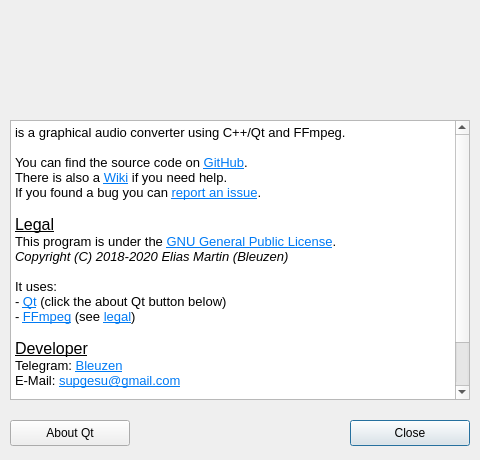
First picture: the form in src/aboutdialog.ui, repository Bleuzen/FFaudioConverter, before the edit.
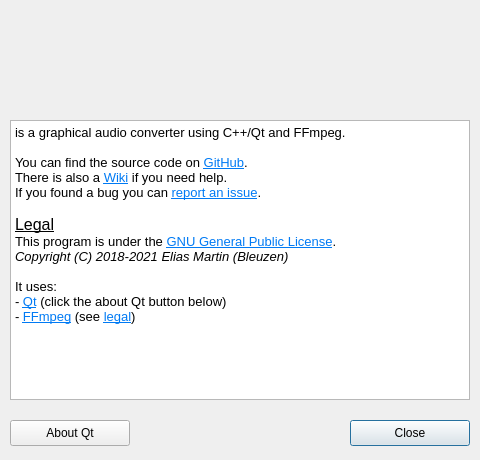
Second picture: the form after the edit.

```diff
--- a/src/aboutdialog.ui
+++ b/src/aboutdialog.ui
@@ -53,7 +53,7 @@
    <property name="geometry">
     <rect>
      <x>10</x>
-     <y>45</y>
+     <y>50</y>
      <width>460</width>
      <height>30</height>
     </rect>
@@ -74,7 +74,7 @@
    <property name="geometry">
     <rect>
      <x>10</x>
-     <y>75</y>
+     <y>80</y>
      <width>460</width>
      <height>30</height>
     </rect>
@@ -119,26 +119,19 @@
 &lt;html&gt;&lt;head&gt;&lt;meta name=&quot;qrichtext&quot; content=&quot;1&quot; /&gt;&lt;style type=&quot;text/css&quot;&gt;
 p, li { white-space: pre-wrap; }
 &lt;/style&gt;&lt;/head&gt;&lt;body style=&quot; font-family:'Noto Sans'; font-size:10pt; font-weight:400; font-style:normal;&quot;&gt;
-&lt;p style=&quot; margin-top:0px; margin-bottom:0px; margin-left:0px; margin-right:0px; -qt-block-indent:0; text-indent:0px;&quot;&gt;&lt;span style=&quot; font-family:'Noto Sans';&quot;&gt;is a graphical audio converter using C++/Qt and FFmpeg.&lt;/span&gt;&lt;/p&gt;
-&lt;p style=&quot;-qt-paragraph-type:empty; margin-top:0px; margin-bottom:0px; margin-left:0px; margin-right:0px; -qt-block-indent:0; text-indent:0px; font-family:'Noto Sans';&quot;&gt;&lt;br /&gt;&lt;/p&gt;
-&lt;p style=&quot; margin-top:0px; margin-bottom:0px; margin-left:0px; margin-right:0px; -qt-block-indent:0; text-indent:0px;&quot;&gt;&lt;span style=&quot; font-family:'Noto Sans';&quot;&gt;You can find the source code on &lt;/span&gt;&lt;a href=&quot;https://github.com/Bleuzen/FFaudioConverter&quot;&gt;&lt;span style=&quot; font-family:'Noto Sans'; text-decoration: underline; color:#007af4;&quot;&gt;GitHub&lt;/span&gt;&lt;/a&gt;&lt;span style=&quot; font-family:'Noto Sans';&quot;&gt;.&lt;/span&gt;&lt;/p&gt;
-&lt;p style=&quot; margin-top:0px; margin-bottom:0px; margin-left:0px; margin-right:0px; -qt-block-indent:0; text-indent:0px;&quot;&gt;&lt;span style=&quot; font-family:'Noto Sans';&quot;&gt;There is also a &lt;/span&gt;&lt;a href=&quot;https://github.com/Bleuzen/FFaudioConverter/wiki&quot;&gt;&lt;span style=&quot; font-family:'Noto Sans'; text-decoration: underline; color:#007af4;&quot;&gt;Wiki&lt;/span&gt;&lt;/a&gt;&lt;span style=&quot; font-family:'Noto Sans';&quot;&gt; if you need help.&lt;/span&gt;&lt;/p&gt;
-&lt;p style=&quot; margin-top:0px; margin-bottom:0px; margin-left:0px; margin-right:0px; -qt-block-indent:0; text-indent:0px;&quot;&gt;&lt;span style=&quot; font-family:'Noto Sans';&quot;&gt;If you found a bug you can &lt;/span&gt;&lt;a href=&quot;https://github.com/Bleuzen/FFaudioConverter/issues&quot;&gt;&lt;span style=&quot; font-family:'Noto Sans'; text-decoration: underline; color:#007af4;&quot;&gt;report an issue&lt;/span&gt;&lt;/a&gt;&lt;span style=&quot; font-family:'Noto Sans';&quot;&gt;.&lt;/span&gt;&lt;/p&gt;
-&lt;p style=&quot;-qt-paragraph-type:empty; margin-top:0px; margin-bottom:0px; margin-left:0px; margin-right:0px; -qt-block-indent:0; text-indent:0px; font-family:'Noto Sans';&quot;&gt;&lt;br /&gt;&lt;/p&gt;
-&lt;p style=&quot; margin-top:0px; margin-bottom:0px; margin-left:0px; margin-right:0px; -qt-block-indent:0; text-indent:0px;&quot;&gt;&lt;span style=&quot; font-family:'Noto Sans'; font-size:12pt; text-decoration: underline;&quot;&gt;Legal&lt;/span&gt;&lt;/p&gt;
-&lt;p style=&quot; margin-top:0px; margin-bottom:0px; margin-left:0px; margin-right:0px; -qt-block-indent:0; text-indent:0px;&quot;&gt;&lt;span style=&quot; font-family:'Noto Sans';&quot;&gt;This program is under the &lt;/span&gt;&lt;a href=&quot;https://www.gnu.org/licenses/gpl-3.0.txt&quot;&gt;&lt;span style=&quot; font-family:'Noto Sans'; text-decoration: underline; color:#007af4;&quot;&gt;GNU General Public License&lt;/span&gt;&lt;/a&gt;&lt;span style=&quot; font-family:'Noto Sans';&quot;&gt;.&lt;/span&gt;&lt;/p&gt;
-&lt;p style=&quot; margin-top:0px; margin-bottom:0px; margin-left:0px; margin-right:0px; -qt-block-indent:0; text-indent:0px;&quot;&gt;&lt;span style=&quot; font-family:'Noto Sans'; font-style:italic;&quot;&gt;Copyright (C) 2018-2020 Elias Martin (Bleuzen)&lt;/span&gt;&lt;/p&gt;
-&lt;p style=&quot;-qt-paragraph-type:empty; margin-top:0px; margin-bottom:0px; margin-left:0px; margin-right:0px; -qt-block-indent:0; text-indent:0px; font-family:'Noto Sans';&quot;&gt;&lt;br /&gt;&lt;/p&gt;
-&lt;p style=&quot; margin-top:0px; margin-bottom:0px; margin-left:0px; margin-right:0px; -qt-block-indent:0; text-indent:0px;&quot;&gt;&lt;span style=&quot; font-family:'Noto Sans';&quot;&gt;It uses:&lt;/span&gt;&lt;/p&gt;
-&lt;p style=&quot; margin-top:0px; margin-bottom:0px; margin-left:0px; margin-right:0px; -qt-block-indent:0; text-indent:0px;&quot;&gt;&lt;span style=&quot; font-family:'Noto Sans';&quot;&gt;- &lt;/span&gt;&lt;a href=&quot;https://www.qt.io/&quot;&gt;&lt;span style=&quot; font-family:'Noto Sans'; text-decoration: underline; color:#007af4;&quot;&gt;Qt&lt;/span&gt;&lt;/a&gt;&lt;span style=&quot; font-family:'Noto Sans';&quot;&gt; (click the about Qt button below)&lt;/span&gt;&lt;/p&gt;
-&lt;p style=&quot; margin-top:0px; margin-bottom:0px; margin-left:0px; margin-right:0px; -qt-block-indent:0; text-indent:0px;&quot;&gt;&lt;span style=&quot; font-family:'Noto Sans';&quot;&gt;- &lt;/span&gt;&lt;a href=&quot;https://www.ffmpeg.org/&quot;&gt;&lt;span style=&quot; font-family:'Noto Sans'; text-decoration: underline; color:#007af4;&quot;&gt;FFmpeg&lt;/span&gt;&lt;/a&gt;&lt;span style=&quot; font-family:'Noto Sans';&quot;&gt; (see &lt;/span&gt;&lt;a href=&quot;https://www.ffmpeg.org/legal.html&quot;&gt;&lt;span style=&quot; font-family:'Noto Sans'; text-decoration: underline; color:#007af4;&quot;&gt;legal&lt;/span&gt;&lt;/a&gt;&lt;span style=&quot; font-family:'Noto Sans';&quot;&gt;)&lt;/span&gt;&lt;/p&gt;
-&lt;p style=&quot;-qt-paragraph-type:empty; margin-top:0px; margin-bottom:0px; margin-left:0px; margin-right:0px; -qt-block-indent:0; text-indent:0px; font-family:'Noto Sans';&quot;&gt;&lt;br /&gt;&lt;/p&gt;
-&lt;p style=&quot; margin-top:0px; margin-bottom:0px; margin-left:0px; margin-right:0px; -qt-block-indent:0; text-indent:0px;&quot;&gt;&lt;span style=&quot; font-family:'Noto Sans'; font-size:12pt; text-decoration: underline;&quot;&gt;Developer&lt;/span&gt;&lt;/p&gt;
-&lt;p style=&quot; margin-top:0px; margin-bottom:0px; margin-left:0px; margin-right:0px; -qt-block-indent:0; text-indent:0px;&quot;&gt;&lt;span style=&quot; font-family:'Noto Sans';&quot;&gt;Telegram: &lt;/span&gt;&lt;a href=&quot;https://t.me/Bleuzen&quot;&gt;&lt;span style=&quot; font-family:'Noto Sans'; text-decoration: underline; color:#007af4;&quot;&gt;Bleuzen&lt;/span&gt;&lt;/a&gt;&lt;/p&gt;
-&lt;p style=&quot; margin-top:0px; margin-bottom:0px; margin-left:0px; margin-right:0px; -qt-block-indent:0; text-indent:0px;&quot;&gt;&lt;span style=&quot; font-family:'Noto Sans';&quot;&gt;E-Mail: &lt;/span&gt;&lt;a href=&quot;mailto:supgesu@gmail.com&quot;&gt;&lt;span style=&quot; font-family:'Noto Sans'; text-decoration: underline; color:#007af4;&quot;&gt;supgesu@gmail.com&lt;/span&gt;&lt;/a&gt;&lt;/p&gt;
-&lt;p style=&quot;-qt-paragraph-type:empty; margin-top:0px; margin-bottom:0px; margin-left:0px; margin-right:0px; -qt-block-indent:0; text-indent:0px; font-family:'Noto Sans';&quot;&gt;&lt;br /&gt;&lt;/p&gt;
-&lt;p style=&quot; margin-top:0px; margin-bottom:0px; margin-left:0px; margin-right:0px; -qt-block-indent:0; text-indent:0px;&quot;&gt;&lt;span style=&quot; font-family:'Noto Sans'; font-size:12pt; text-decoration: underline;&quot;&gt;Contributors&lt;/span&gt;&lt;/p&gt;
-&lt;p style=&quot; margin-top:0px; margin-bottom:0px; margin-left:0px; margin-right:0px; -qt-block-indent:0; text-indent:0px;&quot;&gt;&lt;span style=&quot; font-family:'Noto Sans';&quot;&gt;If you help me (by coding or translating this program in your language) your name will be added here.&lt;/span&gt;&lt;/p&gt;&lt;/body&gt;&lt;/html&gt;</string>
+&lt;p style=&quot; margin-top:0px; margin-bottom:0px; margin-left:0px; margin-right:0px; -qt-block-indent:0; text-indent:0px;&quot;&gt;is a graphical audio converter using C++/Qt and FFmpeg.&lt;/p&gt;
+&lt;p style=&quot;-qt-paragraph-type:empty; margin-top:0px; margin-bottom:0px; margin-left:0px; margin-right:0px; -qt-block-indent:0; text-indent:0px;&quot;&gt;&lt;br /&gt;&lt;/p&gt;
+&lt;p style=&quot; margin-top:0px; margin-bottom:0px; margin-left:0px; margin-right:0px; -qt-block-indent:0; text-indent:0px;&quot;&gt;You can find the source code on &lt;a href=&quot;https://github.com/Bleuzen/FFaudioConverter&quot;&gt;&lt;span style=&quot; text-decoration: underline; color:#007af4;&quot;&gt;GitHub&lt;/span&gt;&lt;/a&gt;.&lt;/p&gt;
+&lt;p style=&quot; margin-top:0px; margin-bottom:0px; margin-left:0px; margin-right:0px; -qt-block-indent:0; text-indent:0px;&quot;&gt;There is also a &lt;a href=&quot;https://github.com/Bleuzen/FFaudioConverter/wiki&quot;&gt;&lt;span style=&quot; text-decoration: underline; color:#007af4;&quot;&gt;Wiki&lt;/span&gt;&lt;/a&gt; if you need help.&lt;/p&gt;
+&lt;p style=&quot; margin-top:0px; margin-bottom:0px; margin-left:0px; margin-right:0px; -qt-block-indent:0; text-indent:0px;&quot;&gt;If you found a bug you can &lt;a href=&quot;https://github.com/Bleuzen/FFaudioConverter/issues&quot;&gt;&lt;span style=&quot; text-decoration: underline; color:#007af4;&quot;&gt;report an issue&lt;/span&gt;&lt;/a&gt;.&lt;/p&gt;
+&lt;p style=&quot;-qt-paragraph-type:empty; margin-top:0px; margin-bottom:0px; margin-left:0px; margin-right:0px; -qt-block-indent:0; text-indent:0px;&quot;&gt;&lt;br /&gt;&lt;/p&gt;
+&lt;p style=&quot; margin-top:0px; margin-bottom:0px; margin-left:0px; margin-right:0px; -qt-block-indent:0; text-indent:0px;&quot;&gt;&lt;span style=&quot; font-size:12pt; text-decoration: underline;&quot;&gt;Legal&lt;/span&gt;&lt;/p&gt;
+&lt;p style=&quot; margin-top:0px; margin-bottom:0px; margin-left:0px; margin-right:0px; -qt-block-indent:0; text-indent:0px;&quot;&gt;This program is under the &lt;a href=&quot;https://www.gnu.org/licenses/gpl-3.0.txt&quot;&gt;&lt;span style=&quot; text-decoration: underline; color:#007af4;&quot;&gt;GNU General Public License&lt;/span&gt;&lt;/a&gt;.&lt;/p&gt;
+&lt;p style=&quot; margin-top:0px; margin-bottom:0px; margin-left:0px; margin-right:0px; -qt-block-indent:0; text-indent:0px;&quot;&gt;&lt;span style=&quot; font-style:italic;&quot;&gt;Copyright (C) 2018-2021 Elias Martin (Bleuzen)&lt;/span&gt;&lt;/p&gt;
+&lt;p style=&quot;-qt-paragraph-type:empty; margin-top:0px; margin-bottom:0px; margin-left:0px; margin-right:0px; -qt-block-indent:0; text-indent:0px;&quot;&gt;&lt;br /&gt;&lt;/p&gt;
+&lt;p style=&quot; margin-top:0px; margin-bottom:0px; margin-left:0px; margin-right:0px; -qt-block-indent:0; text-indent:0px;&quot;&gt;It uses:&lt;/p&gt;
+&lt;p style=&quot; margin-top:0px; margin-bottom:0px; margin-left:0px; margin-right:0px; -qt-block-indent:0; text-indent:0px;&quot;&gt;- &lt;a href=&quot;https://www.qt.io/&quot;&gt;&lt;span style=&quot; text-decoration: underline; color:#007af4;&quot;&gt;Qt&lt;/span&gt;&lt;/a&gt; (click the about Qt button below)&lt;/p&gt;
+&lt;p style=&quot; margin-top:0px; margin-bottom:0px; margin-left:0px; margin-right:0px; -qt-block-indent:0; text-indent:0px;&quot;&gt;- &lt;a href=&quot;https://www.ffmpeg.org/&quot;&gt;&lt;span style=&quot; text-decoration: underline; color:#007af4;&quot;&gt;FFmpeg&lt;/span&gt;&lt;/a&gt; (see &lt;a href=&quot;https://www.ffmpeg.org/legal.html&quot;&gt;&lt;span style=&quot; text-decoration: underline; color:#007af4;&quot;&gt;legal&lt;/span&gt;&lt;/a&gt;)&lt;/p&gt;&lt;/body&gt;&lt;/html&gt;</string>
    </property>
    <property name="textInteractionFlags">
     <set>Qt::LinksAccessibleByKeyboard|Qt::LinksAccessibleByMouse</set>
```
